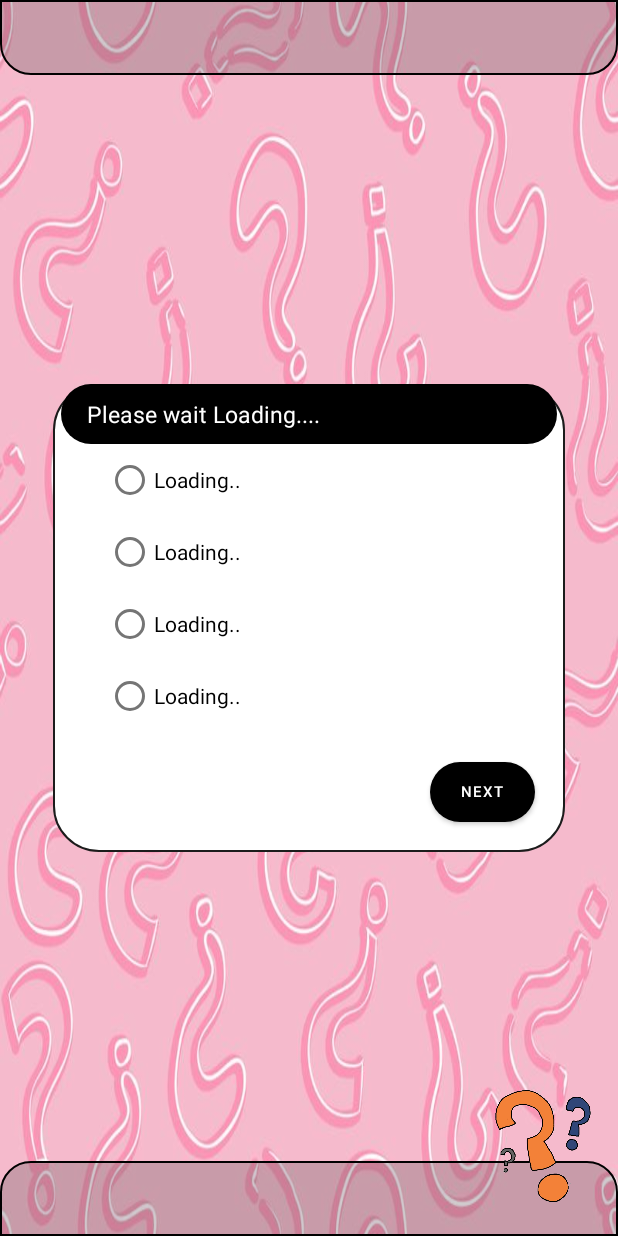
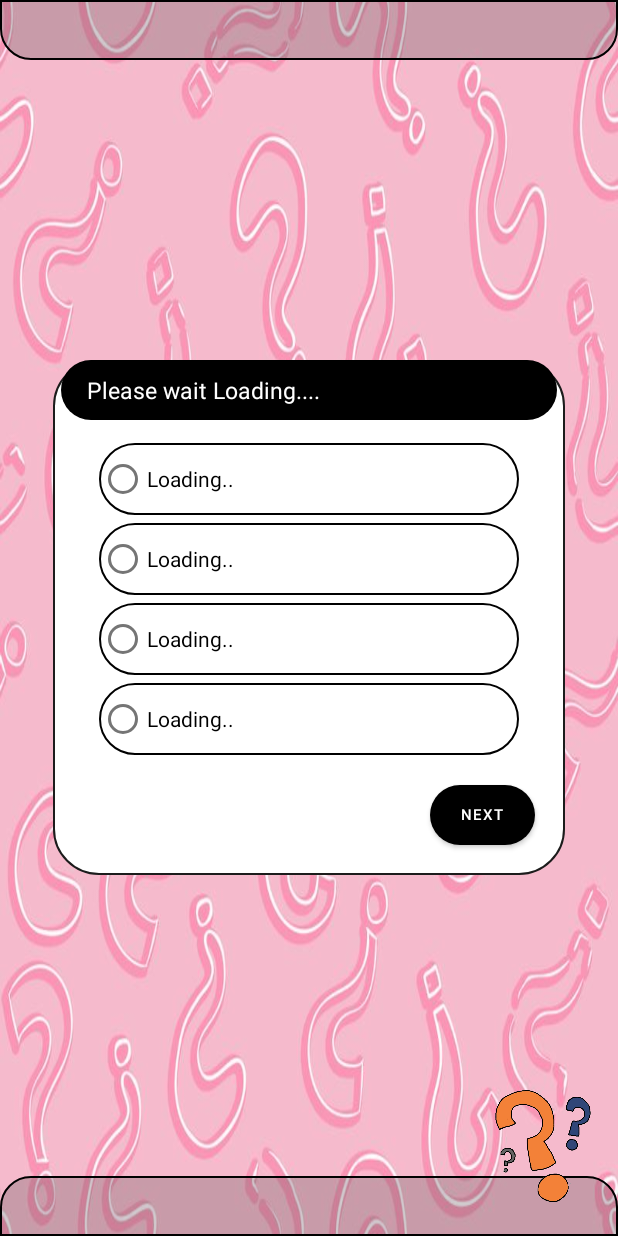
Before and after one commit to Vijaya9418/CA1_android_quiz_layout, an Android app: the MainActivity2 screen opened directly, with no data from a screen before it, on a phone screen of 412 x 824 dp. Run offline under Robolectric (Android 15) with nearby library versions, the phone set to English and light mode, and no system bars; our stand-ins replace Firebase (no records; nobody signed in at launch, a user with empty details on screens opened directly); Roboto replaces fonts that are not available here; 5 statements that could not run were skipped.

Commit message:
Android project 3rd update

```diff
--- /dev/null
+++ b/app/src/main/res/drawable/back5.xml
@@ -0,0 +1,12 @@
+<?xml version="1.0" encoding="utf-8"?>
+<shape xmlns:android="http://schemas.android.com/apk/res/android" android:shape="rectangle">
+
+    <stroke android:color="@color/black" android:width="1dp">
+
+    </stroke>
+
+    <corners android:radius="30dp"></corners>
+
+
+
+</shape>
--- /dev/null
+++ b/app/src/main/res/drawable/back6.xml
@@ -0,0 +1,11 @@
+<?xml version="1.0" encoding="utf-8"?>
+<shape xmlns:android="http://schemas.android.com/apk/res/android" android:shape="rectangle">
+    <gradient android:startColor="#0D47A1" android:centerColor="#750DA1" android:endColor="#F33535" ></gradient>
+    <corners android:bottomLeftRadius="30dp" android:topRightRadius="30dp" android:bottomRightRadius="30dp" android:topLeftRadius="30dp">
+
+    </corners>
+    <stroke android:width="1dp" android:color="#1C1C1C">
+
+    </stroke>
+
+</shape>
--- a/app/src/main/res/layout/activity_header_and_footer.xml
+++ b/app/src/main/res/layout/activity_header_and_footer.xml
@@ -17,7 +17,7 @@
         android:background="@drawable/trans"
         android:gravity="center"
         android:layout_width="match_parent"
-        android:layout_height="50dp">
+        android:layout_height="40dp">
 
     </TextView>
 
@@ -34,7 +34,7 @@
         android:layout_centerHorizontal="true"
 
         android:layout_width="match_parent"
-        android:layout_height="50dp">
+        android:layout_height="40dp">
 
     </TextView>
 
--- a/app/src/main/res/layout/activity_main2.xml
+++ b/app/src/main/res/layout/activity_main2.xml
@@ -43,12 +43,13 @@
             android:layout_below="@id/q1t"
             android:layout_width="wrap_content"
             android:layout_height="wrap_content"
-            android:layout_marginLeft="35dp">
+            android:layout_centerInParent="true">
 
             <RadioButton
                 android:id="@+id/rbq1"
-                android:layout_width="250dp"
-
+                android:layout_width="280dp"
+           android:background="@drawable/back5"
+               android:layout_marginTop="15dp"
                 android:layout_height="wrap_content"
                 android:text="Loading..">
 
@@ -56,8 +57,9 @@
 
             <RadioButton
                 android:id="@+id/rbq2"
-                android:layout_width="250dp"
-
+                android:layout_width="280dp"
+                android:background="@drawable/back5"
+                android:layout_marginTop="5dp"
                 android:layout_height="wrap_content"
                 android:text="Loading..">
 
@@ -65,8 +67,9 @@
 
             <RadioButton
                 android:id="@+id/rbq3"
-                android:layout_width="250dp"
-
+                android:layout_width="280dp"
+                android:background="@drawable/back5"
+                android:layout_marginTop="5dp"
                 android:layout_height="wrap_content"
                 android:text="Loading..">
 
@@ -74,8 +77,9 @@
 
             <RadioButton
                 android:id="@+id/rbq4"
-                android:layout_width="250dp"
-
+                android:layout_width="280dp"
+                android:background="@drawable/back5"
+                android:layout_marginTop="5dp"
                 android:layout_height="wrap_content"
                 android:text="Loading..">
 
--- a/app/src/main/res/layout/activity_reg.xml
+++ b/app/src/main/res/layout/activity_reg.xml
@@ -42,7 +42,7 @@
             android:ems="10"
             android:hint="Name"
             android:fontFamily="@font/berkshire_swash"
-            android:textColorHint="@color/black"
+           android:gravity="center"
             android:textColor="@color/black"
             android:textStyle="bold"
             android:inputType="textPersonName"
```
Also changed, not shown: app/src/main/java/com/example/ca1_android/MainActivity2.java (+10 -0 lines).
